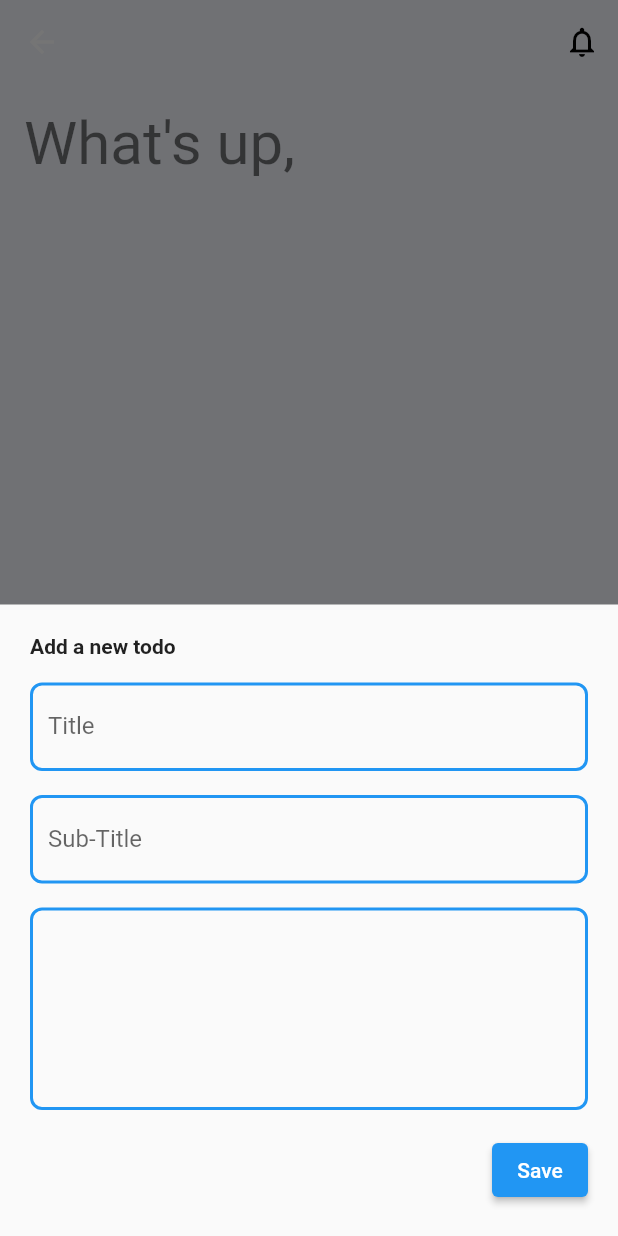
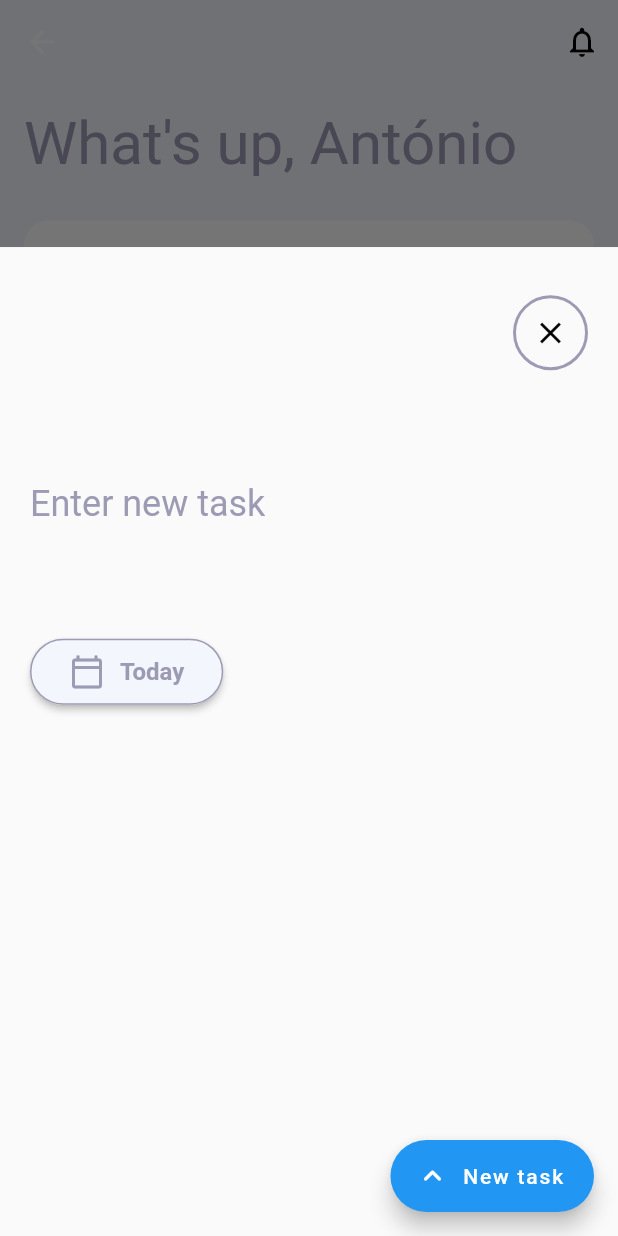
Before and after one commit to antonio-nicolau/Flutter-ToDoApp-with-firebase, a Flutter app: the TodosPage screen opened by its route, after a tap on the "add" icon, on a phone screen of 412 x 824 dp. Run offline on Flutter 3.47's test engine with Material 2 defaults, Android fonts, the phone set to English and light mode, and no system bars; our stand-ins replace auto_route, cloud_firestore, firebase_auth, firebase_core, flutter_riverpod, riverpod_annotation; accounts and stored records are empty.

Commit message:
updated add todo page

```diff
--- a/lib/core/models/todo.model.dart
+++ b/lib/core/models/todo.model.dart
@@ -1,13 +1,13 @@
 class Todo {
   final String title;
-  final String subtitle;
-  final String about;
+  final String? subtitle;
+  final String? about;
   final bool done;
 
   Todo({
     required this.title,
-    required this.subtitle,
-    required this.about,
+    this.subtitle,
+    this.about,
     this.done = false,
   });
 
--- a/lib/src/app.dart
+++ b/lib/src/app.dart
@@ -16,6 +16,9 @@ class MyApp extends ConsumerWidget {
       theme: ThemeData(
         primarySwatch: Colors.blue,
         iconTheme: const IconThemeData(color: Color(0xff9D9AB4)),
+        textTheme: const TextTheme(
+          headlineLarge: TextStyle(color: Color(0xff9D9AB4)),
+        ),
       ),
       debugShowCheckedModeBanner: false,
       routerConfig: ref.read(appRouterProvider).config(
--- a/lib/src/modules/todos/todos.page.dart
+++ b/lib/src/modules/todos/todos.page.dart
@@ -19,9 +19,13 @@ class TodosPage extends ConsumerWidget {
     void displayModal() {
       showModalBottomSheet(
         isDismissible: true,
+        isScrollControlled: true,
         context: context,
         builder: (context) {
-          return const AddTodo();
+          return SizedBox(
+            height: MediaQuery.of(context).size.height * 0.8,
+            child: const AddTodo(),
+          );
         },
       );
     }
@@ -50,7 +54,7 @@ class TodosPage extends ConsumerWidget {
             crossAxisAlignment: CrossAxisAlignment.start,
             children: <Widget>[
               Text(
-                "What's up, ${user?.displayName}",
+                "What's up, António",
                 style: Theme.of(context).textTheme.headlineLarge,
               ),
               const SizedBox(height: 20),
--- a/lib/src/modules/todos/widgets/add_todo.widget.dart
+++ b/lib/src/modules/todos/widgets/add_todo.widget.dart
@@ -1,3 +1,4 @@
+import 'package:auto_route/auto_route.dart';
 import 'package:flutter/material.dart';
 import 'package:flutter_cloud_firestore/core/models/todo.model.dart';
 import 'package:flutter_cloud_firestore/core/repositories/cloud_firestore.repository.dart';
@@ -10,55 +11,89 @@ class AddTodo extends ConsumerWidget {
   @override
   Widget build(BuildContext context, WidgetRef ref) {
     final titleEdittingController = TextEditingController();
-    final subtitleEdittingController = TextEditingController();
-    final aboutEdittingController = TextEditingController();
 
     void addTodo() {
       final title = titleEdittingController.text.trim();
-      final subtitle = subtitleEdittingController.text.trim();
-      final about = aboutEdittingController.text.trim();
 
-      final todo = Todo(title: title, subtitle: subtitle, about: about);
+      final todo = Todo(title: title);
       ref.read(todoCloudFirestoreRepositoryProvider).add(todo);
+      Navigator.pop(context);
     }
 
-    return SingleChildScrollView(
+    return Scaffold(
+      body: SafeArea(
+        child: SingleChildScrollView(
+          child: Column(
+            children: [
+              Align(
+                alignment: Alignment.topRight,
                 child: Container(
+                  width: 50,
+                  height: 50,
+                  decoration: BoxDecoration(
+                    border: Border.all(width: 2, color: const Color(0xff9D9AB4)),
+                    borderRadius: BorderRadius.circular(100),
+                  ),
+                  margin: const EdgeInsets.only(right: 20, top: 32),
+                  child: IconButton(
+                    onPressed: () {
+                      Navigator.pop(context);
+                    },
+                    icon: const Icon(
+                      Icons.close_sharp,
+                      color: Colors.black,
+                    ),
+                  ),
+                ),
+              ),
+              Container(
+                height: MediaQuery.of(context).size.height,
                 padding: const EdgeInsets.all(20),
                 child: Column(
                   crossAxisAlignment: CrossAxisAlignment.start,
                   children: [
-            const Text(
-              'Add a new todo',
-              style: TextStyle(fontWeight: FontWeight.bold),
-            ),
-            const SizedBox(height: 16),
                     TodoTextField(
                       controller: titleEdittingController,
-              label: 'Title',
-            ),
-            const SizedBox(height: 16),
-            TodoTextField(
-              controller: subtitleEdittingController,
-              label: 'Sub-Title',
-            ),
-            const SizedBox(height: 16),
-            TodoTextField(
-              controller: aboutEdittingController,
-              hintText: 'About',
+                      label: 'Enter new task',
                       minLines: 5,
                       maxLines: 15,
                     ),
                     const SizedBox(height: 16),
-            Align(
-              alignment: Alignment.bottomRight,
-              child: ElevatedButton(
-                onPressed: addTodo,
-                child: const Text('Save'),
+                    ElevatedButton(
+                      onPressed: () {},
+                      style: ButtonStyle(
+                        backgroundColor: MaterialStateProperty.all(const Color(0xffF4F6FD)),
+                        shape: MaterialStateProperty.all<RoundedRectangleBorder>(RoundedRectangleBorder(
+                          borderRadius: BorderRadius.circular(100),
+                          side: const BorderSide(color: Color(0xff9D9AB4)),
+                        )),
                       ),
-            )
+                      child: const Padding(
+                        padding: EdgeInsets.all(10),
+                        child: Row(
+                          mainAxisSize: MainAxisSize.min,
+                          children: [
+                            Icon(Icons.calendar_today_outlined, color: Color(0xff9D9AB4)),
+                            SizedBox(width: 10),
+                            Text(
+                              'Today',
+                              style: TextStyle(color: Color(0xff9D9AB4), fontWeight: FontWeight.bold, fontSize: 16),
+                            ),
                           ],
                         ),
+                      ),
+                    ),
+                  ],
+                ),
+              ),
+            ],
+          ),
+        ),
+      ),
+      floatingActionButton: FloatingActionButton.extended(
+        onPressed: addTodo,
+        label: const Text('New task'),
+        icon: const Icon(Icons.keyboard_arrow_up_rounded),
       ),
     );
   }
--- a/lib/src/modules/todos/widgets/todo_textfield.widget.dart
+++ b/lib/src/modules/todos/widgets/todo_textfield.widget.dart
@@ -24,10 +24,10 @@ class TodoTextField extends StatelessWidget {
       decoration: InputDecoration(
         label: Text(label ?? ''),
         hintText: hintText,
-        enabledBorder: OutlineInputBorder(
-          borderSide: BorderSide(width: 2, color: Theme.of(context).primaryColor),
-          borderRadius: const BorderRadius.all(Radius.circular(8)),
-        ),
+        labelStyle: Theme.of(context).textTheme.headlineSmall?.copyWith(color: const Color(0xff9D9AB4)),
+        hintStyle: Theme.of(context).textTheme.headlineSmall?.copyWith(color: const Color(0xff9D9AB4)),
+        focusedBorder: InputBorder.none,
+        enabledBorder: InputBorder.none,
       ),
       minLines: minLines,
       maxLines: maxLines ?? 1,
```
Lines whose indentation alone changed are shown as unchanged.
